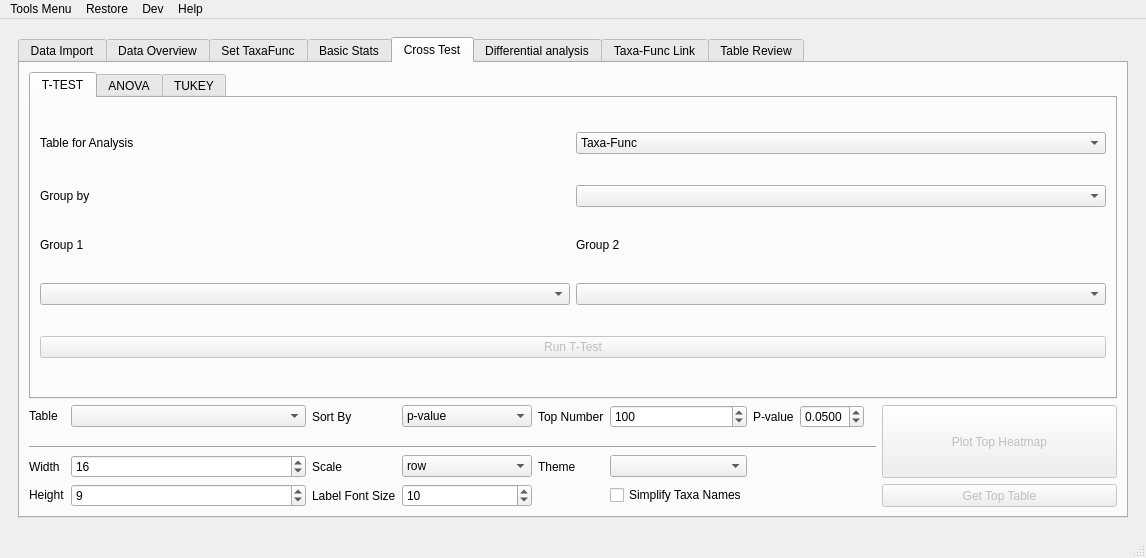
Above: utils/MetaX_GUI/MainWindow.ui from byemaxx/MetaX before the change. Below: the same form after it.
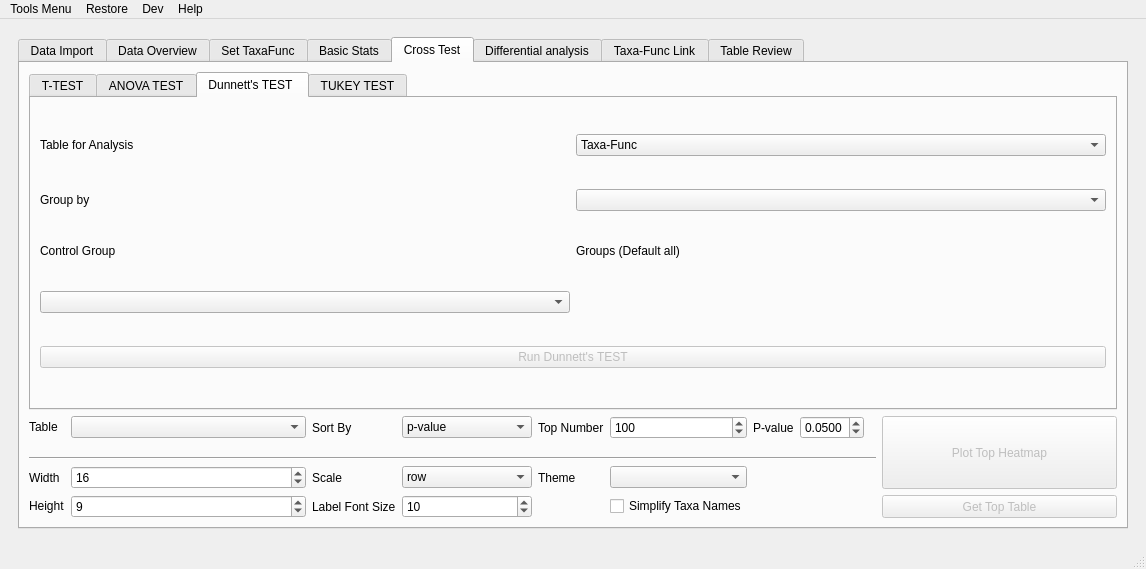
That is the form after the change.

Commit message: modified:   utils/GUI.py 增加了Dunnett test的GUI功能 	modified:   utils/analyzerUtils/CrossTest.py 修改"P-value" "t-statistic" 为 "p_value" "t_statistic" 	modified:   utils/taxaFuncPloter/heatmap_plot.py 新增了Dunnett test的heatmap 绘图和获取数据功能 	modified:   utils/version.py 升级到v1.82.1

```diff
--- a/utils/MetaX_GUI/MainWindow.ui
+++ b/utils/MetaX_GUI/MainWindow.ui
@@ -7,7 +7,7 @@
     <x>0</x>
     <y>0</y>
     <width>1063</width>
-    <height>558</height>
+    <height>569</height>
    </rect>
   </property>
   <property name="sizePolicy">
@@ -2163,7 +2163,7 @@
             <item row="0" column="0">
              <widget class="QTabWidget" name="tabWidget_3">
               <property name="currentIndex">
-               <number>0</number>
+               <number>2</number>
               </property>
               <widget class="QWidget" name="tab_3">
                <attribute name="title">
@@ -2282,7 +2282,7 @@
               </widget>
               <widget class="QWidget" name="tab_7">
                <attribute name="title">
-                <string>ANOVA</string>
+                <string>ANOVA TEST</string>
                </attribute>
                <layout class="QGridLayout" name="gridLayout_11">
                 <item row="2" column="1">
@@ -2365,9 +2365,93 @@
                 </item>
                </layout>
               </widget>
+              <widget class="QWidget" name="tab_16">
+               <attribute name="title">
+                <string>Dunnett's TEST </string>
+               </attribute>
+               <layout class="QGridLayout" name="gridLayout_33">
+                <item row="1" column="1">
+                 <widget class="QLabel" name="label_113">
+                  <property name="text">
+                   <string>Group by</string>
+                  </property>
+                 </widget>
+                </item>
+                <item row="0" column="1">
+                 <widget class="QLabel" name="label_112">
+                  <property name="text">
+                   <string>Table for Analysis</string>
+                  </property>
+                 </widget>
+                </item>
+                <item row="2" column="2">
+                 <widget class="QLabel" name="label_114">
+                  <property name="sizePolicy">
+                   <sizepolicy hsizetype="Preferred" vsizetype="Fixed">
+                    <horstretch>0</horstretch>
+                    <verstretch>0</verstretch>
+                   </sizepolicy>
+                  </property>
+                  <property name="text">
+                   <string>Groups (Default all)</string>
+                  </property>
+                 </widget>
+                </item>
+                <item row="0" column="2">
+                 <widget class="QComboBox" name="comboBox_table_for_dunnett">
+                  <item>
+                   <property name="text">
+                    <string>Taxa-Func</string>
+                   </property>
+                  </item>
+                  <item>
+                   <property name="text">
+                    <string>Taxa</string>
+                   </property>
+                  </item>
+                  <item>
+                   <property name="text">
+                    <string>Func</string>
+                   </property>
+                  </item>
+                  <item>
+                   <property name="text">
+                    <string>peptide</string>
+                   </property>
+                  </item>
+                 </widget>
+                </item>
+                <item row="1" column="2">
+                 <widget class="QComboBox" name="comboBox_dunnett_meta"/>
+                </item>
+                <item row="4" column="1" colspan="2">
+                 <widget class="QPushButton" name="pushButton_dunnett_test">
+                  <property name="enabled">
+                   <bool>false</bool>
+                  </property>
+                  <property name="text">
+                   <string>Run Dunnett's TEST</string>
+                  </property>
+                 </widget>
+                </item>
+                <item row="3" column="1">
+                 <widget class="QComboBox" name="comboBox_dunnett_control_group"/>
+                </item>
+                <item row="2" column="1">
+                 <widget class="QLabel" name="label_115">
+                  <property name="text">
+                   <string>Control Group</string>
+                  </property>
+                 </widget>
+                </item>
+                <item row="3" column="2">
+                 <layout class="QHBoxLayout" name="horizontalLayout_dunnett_group"/>
+                </item>
+               </layout>
+              </widget>
               <widget class="QWidget" name="tab_4">
                <attribute name="title">
-                <string>TUKEY</string>
+                <string>TUKEY TEST</string>
                </attribute>
                <layout class="QGridLayout" name="gridLayout_10">
                 <item row="2" column="1">
```
Left out of the diff: 248 changed lines with no effect on the pictures. The commit also changes 5 other files.
